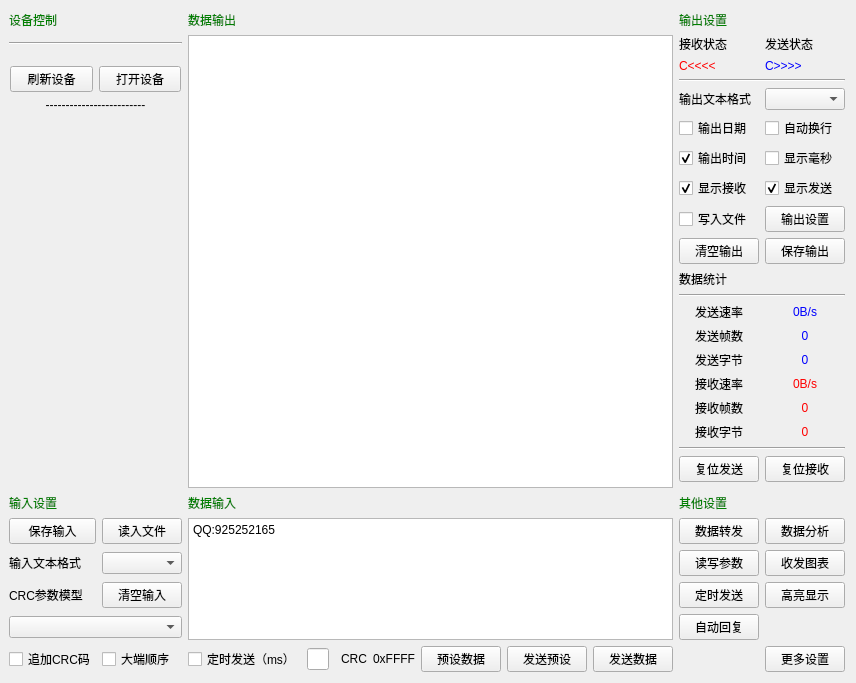
Qt form Src/DebugPage/BaseDebugPage/SAKDebugPage.ui (x-tools-author/x-tools) before a commit.
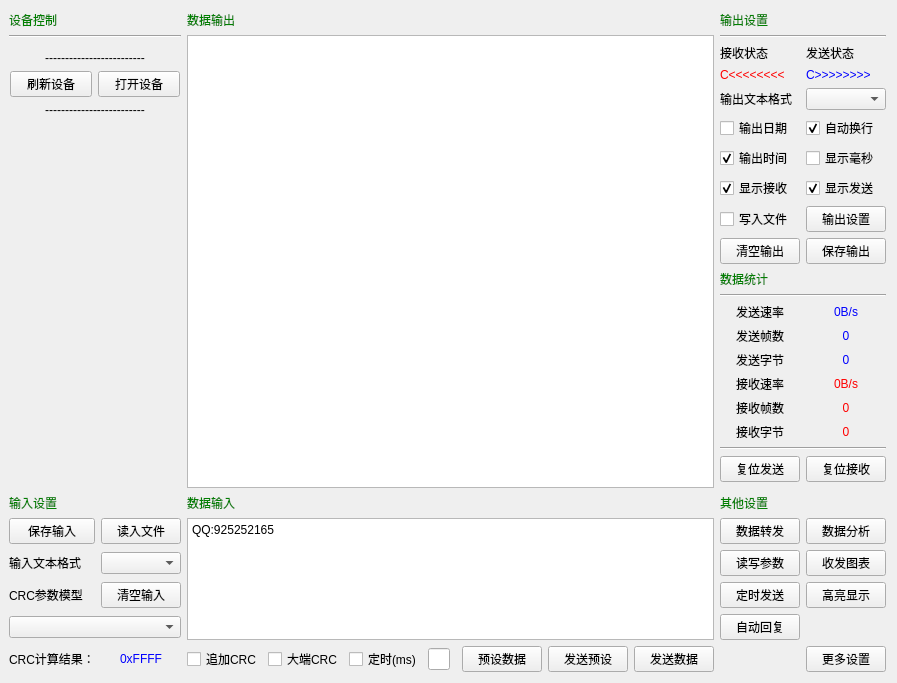
The same form after that commit.

Patch:
```diff
--- a/Src/DebugPage/BaseDebugPage/SAKDebugPage.ui
+++ b/Src/DebugPage/BaseDebugPage/SAKDebugPage.ui
@@ -6,7 +6,7 @@
    <rect>
     <x>0</x>
     <y>0</y>
-    <width>811</width>
+    <width>852</width>
     <height>569</height>
    </rect>
   </property>
@@ -17,18 +17,14 @@
    <property name="leftMargin">
     <number>9</number>
    </property>
-   <item row="27" column="1">
-    <widget class="QCheckBox" name="bigeEndianCheckBox">
-     <property name="text">
-      <string>大端顺序</string>
-     </property>
-    </widget>
-   </item>
    <item row="5" column="12" colspan="2">
     <widget class="QCheckBox" name="autoWrapCheckBox">
      <property name="text">
       <string>自动换行</string>
      </property>
+     <property name="checked">
+      <bool>true</bool>
+     </property>
     </widget>
    </item>
    <item row="23" column="12" colspan="2">
@@ -111,17 +107,7 @@
       <property name="bottomMargin">
        <number>1</number>
       </property>
-      <item row="0" column="0" colspan="2">
-       <widget class="QFrame" name="deviceSettingFrame">
-        <property name="frameShape">
-         <enum>QFrame::StyledPanel</enum>
-        </property>
-        <property name="frameShadow">
-         <enum>QFrame::Raised</enum>
-        </property>
-       </widget>
-      </item>
-      <item row="3" column="0">
+      <item row="4" column="0">
        <spacer name="verticalSpacer_2">
         <property name="orientation">
          <enum>Qt::Vertical</enum>
@@ -134,7 +120,17 @@
         </property>
        </spacer>
       </item>
-      <item row="2" column="0" colspan="2">
+      <item row="0" column="0" colspan="2">
+       <widget class="QFrame" name="deviceSettingFrame">
+        <property name="frameShape">
+         <enum>QFrame::StyledPanel</enum>
+        </property>
+        <property name="frameShadow">
+         <enum>QFrame::Raised</enum>
+        </property>
+       </widget>
+      </item>
+      <item row="3" column="0" colspan="2">
        <widget class="QLabel" name="label_7">
         <property name="text">
          <string>-------------------------</string>
@@ -144,20 +140,30 @@
         </property>
        </widget>
       </item>
-      <item row="1" column="1">
+      <item row="2" column="1">
        <widget class="QPushButton" name="switchPushButton">
         <property name="text">
          <string>打开设备</string>
         </property>
        </widget>
       </item>
-      <item row="1" column="0">
+      <item row="2" column="0">
        <widget class="QPushButton" name="refreshPushButton">
         <property name="text">
          <string>刷新设备</string>
         </property>
        </widget>
       </item>
+      <item row="1" column="0" colspan="2">
+       <widget class="QLabel" name="label_8">
+        <property name="text">
+         <string>-------------------------</string>
+        </property>
+        <property name="alignment">
+         <set>Qt::AlignCenter</set>
+        </property>
+       </widget>
+      </item>
      </layout>
     </widget>
    </item>
@@ -168,16 +174,6 @@
      </property>
     </widget>
    </item>
-   <item row="1" column="12" colspan="2">
-    <widget class="QLabel" name="label_6">
-     <property name="text">
-      <string>发送状态</string>
-     </property>
-     <property name="alignment">
-      <set>Qt::AlignLeading|Qt::AlignLeft|Qt::AlignVCenter</set>
-     </property>
-    </widget>
-   </item>
    <item row="21" column="3" colspan="7">
     <widget class="QLabel" name="infoLabel">
      <property name="text">
@@ -185,19 +181,6 @@
      </property>
     </widget>
    </item>
-   <item row="27" column="4">
-    <spacer name="horizontalSpacer">
-     <property name="orientation">
-      <enum>Qt::Horizontal</enum>
-     </property>
-     <property name="sizeHint" stdset="0">
-      <size>
-       <width>40</width>
-       <height>20</height>
-      </size>
-     </property>
-    </spacer>
-   </item>
    <item row="27" column="9">
     <widget class="QPushButton" name="sendPushButton">
      <property name="text">
@@ -295,16 +278,6 @@
      </property>
     </widget>
    </item>
-   <item row="27" column="3">
-    <widget class="QLineEdit" name="cycleTimeLineEdit">
-     <property name="sizePolicy">
-      <sizepolicy hsizetype="Preferred" vsizetype="Fixed">
-       <horstretch>0</horstretch>
-       <verstretch>0</verstretch>
-      </sizepolicy>
-     </property>
-    </widget>
-   </item>
    <item row="11" column="10" colspan="4">
     <widget class="Line" name="line_4">
      <property name="orientation">
@@ -312,21 +285,6 @@
      </property>
     </widget>
    </item>
-   <item row="2" column="12" colspan="2">
-    <widget class="QLabel" name="txLabel">
-     <property name="styleSheet">
-      <string notr="true">QLabel{
-    color:blue
-}</string>
-     </property>
-     <property name="text">
-      <string>C&gt;&gt;&gt;&gt;</string>
-     </property>
-     <property name="alignment">
-      <set>Qt::AlignLeading|Qt::AlignLeft|Qt::AlignVCenter</set>
-     </property>
-    </widget>
-   </item>
    <item row="0" column="0">
     <widget class="QLabel" name="label_4">
      <property name="styleSheet">
@@ -349,20 +307,6 @@
      </property>
     </widget>
    </item>
-   <item row="27" column="0">
-    <widget class="QCheckBox" name="addCRCCheckBox">
-     <property name="text">
-      <string>追加CRC码</string>
-     </property>
-    </widget>
-   </item>
-   <item row="27" column="5">
-    <widget class="QLabel" name="label_24">
-     <property name="text">
-      <string>CRC</string>
-     </property>
-    </widget>
-   </item>
    <item row="23" column="2" rowspan="4" colspan="8">
     <widget class="QTextEdit" name="inputTextEdit">
      <property name="html">
@@ -492,33 +436,6 @@
      </property>
     </widget>
    </item>
-   <item row="3" column="10" colspan="4">
-    <widget class="Line" name="line_2">
-     <property name="orientation">
-      <enum>Qt::Horizontal</enum>
-     </property>
-    </widget>
-   </item>
-   <item row="27" column="2">
-    <widget class="QCheckBox" name="cycleEnableCheckBox">
-     <property name="toolTip">
-      <string/>
-     </property>
-     <property name="statusTip">
-      <string>wewew</string>
-     </property>
-     <property name="text">
-      <string>定时发送（ms）</string>
-     </property>
-    </widget>
-   </item>
-   <item row="27" column="6">
-    <widget class="QLabel" name="crcLabel">
-     <property name="text">
-      <string>0xFFFF</string>
-     </property>
-    </widget>
-   </item>
    <item row="1" column="2" rowspan="20" colspan="8">
     <widget class="QTextBrowser" name="outputTextBroswer"/>
    </item>
@@ -558,50 +475,18 @@
      </property>
     </widget>
    </item>
-   <item row="1" column="10" colspan="2">
-    <widget class="QLabel" name="label">
-     <property name="sizePolicy">
-      <sizepolicy hsizetype="Ignored" vsizetype="Preferred">
-       <horstretch>0</horstretch>
-       <verstretch>0</verstretch>
-      </sizepolicy>
-     </property>
-     <property name="text">
-      <string>接收状态</string>
-     </property>
-     <property name="alignment">
-      <set>Qt::AlignLeading|Qt::AlignLeft|Qt::AlignVCenter</set>
-     </property>
-    </widget>
-   </item>
    <item row="10" column="10" colspan="4">
     <widget class="QLabel" name="label_10">
+     <property name="styleSheet">
+      <string notr="true">QLabel{
+    color:green
+}</string>
+     </property>
      <property name="text">
       <string>数据统计</string>
      </property>
     </widget>
    </item>
-   <item row="2" column="10" colspan="2">
-    <widget class="QLabel" name="rxLabel">
-     <property name="sizePolicy">
-      <sizepolicy hsizetype="Preferred" vsizetype="Preferred">
-       <horstretch>0</horstretch>
-       <verstretch>0</verstretch>
-      </sizepolicy>
-     </property>
-     <property name="styleSheet">
-      <string notr="true">QLabel{
-    color:red
-}</string>
-     </property>
-     <property name="text">
-      <string>C&lt;&lt;&lt;&lt;</string>
-     </property>
-     <property name="alignment">
-      <set>Qt::AlignLeading|Qt::AlignLeft|Qt::AlignVCenter</set>
-     </property>
-    </widget>
-   </item>
    <item row="18" column="10" colspan="4">
     <widget class="Line" name="line">
      <property name="orientation">
@@ -744,6 +629,147 @@
      </property>
     </widget>
    </item>
+   <item row="27" column="6">
+    <spacer name="horizontalSpacer">
+     <property name="orientation">
+      <enum>Qt::Horizontal</enum>
+     </property>
+     <property name="sizeHint" stdset="0">
+      <size>
+       <width>40</width>
+       <height>20</height>
+      </size>
+     </property>
+    </spacer>
+   </item>
+   <item row="27" column="4">
+    <widget class="QCheckBox" name="cycleEnableCheckBox">
+     <property name="toolTip">
+      <string/>
+     </property>
+     <property name="statusTip">
+      <string>wewew</string>
+     </property>
+     <property name="text">
+      <string>定时(ms)</string>
+     </property>
+    </widget>
+   </item>
+   <item row="27" column="5">
+    <widget class="QLineEdit" name="cycleTimeLineEdit">
+     <property name="sizePolicy">
+      <sizepolicy hsizetype="Preferred" vsizetype="Fixed">
+       <horstretch>0</horstretch>
+       <verstretch>0</verstretch>
+      </sizepolicy>
+     </property>
+    </widget>
+   </item>
+   <item row="27" column="0">
+    <widget class="QLabel" name="label_24">
+     <property name="text">
+      <string>CRC计算结果：</string>
+     </property>
+    </widget>
+   </item>
+   <item row="27" column="1">
+    <widget class="QLabel" name="crcLabel">
+     <property name="styleSheet">
+      <string notr="true">QLabel{
+    color:blue
+}</string>
+     </property>
+     <property name="text">
+      <string>0xFFFF</string>
+     </property>
+     <property name="alignment">
+      <set>Qt::AlignCenter</set>
+     </property>
+    </widget>
+   </item>
+   <item row="27" column="2">
+    <widget class="QCheckBox" name="addCRCCheckBox">
+     <property name="text">
+      <string>追加CRC</string>
+     </property>
+    </widget>
+   </item>
+   <item row="27" column="3">
+    <widget class="QCheckBox" name="bigeEndianCheckBox">
+     <property name="text">
+      <string>大端CRC</string>
+     </property>
+    </widget>
+   </item>
+   <item row="2" column="10" colspan="2">
+    <widget class="QLabel" name="label">
+     <property name="sizePolicy">
+      <sizepolicy hsizetype="Ignored" vsizetype="Preferred">
+       <horstretch>0</horstretch>
+       <verstretch>0</verstretch>
+      </sizepolicy>
+     </property>
+     <property name="text">
+      <string>接收状态</string>
+     </property>
+     <property name="alignment">
+      <set>Qt::AlignLeading|Qt::AlignLeft|Qt::AlignVCenter</set>
+     </property>
+    </widget>
+   </item>
+   <item row="3" column="10" colspan="2">
+    <widget class="QLabel" name="rxLabel">
+     <property name="sizePolicy">
+      <sizepolicy hsizetype="Preferred" vsizetype="Preferred">
+       <horstretch>0</horstretch>
+       <verstretch>0</verstretch>
+      </sizepolicy>
+     </property>
+     <property name="styleSheet">
+      <string notr="true">QLabel{
+    color:red
+}</string>
+     </property>
+     <property name="text">
+      <string>C&lt;&lt;&lt;&lt;&lt;&lt;&lt;&lt;</string>
+     </property>
+     <property name="alignment">
+      <set>Qt::AlignLeading|Qt::AlignLeft|Qt::AlignVCenter</set>
+     </property>
+    </widget>
+   </item>
+   <item row="3" column="12" colspan="2">
+    <widget class="QLabel" name="txLabel">
+     <property name="styleSheet">
+      <string notr="true">QLabel{
+    color:blue
+}</string>
+     </property>
+     <property name="text">
+      <string>C&gt;&gt;&gt;&gt;&gt;&gt;&gt;&gt;</string>
+     </property>
+     <property name="alignment">
+      <set>Qt::AlignLeading|Qt::AlignLeft|Qt::AlignVCenter</set>
+     </property>
+    </widget>
+   </item>
+   <item row="2" column="12" colspan="2">
+    <widget class="QLabel" name="label_6">
+     <property name="text">
+      <string>发送状态</string>
+     </property>
+     <property name="alignment">
+      <set>Qt::AlignLeading|Qt::AlignLeft|Qt::AlignVCenter</set>
+     </property>
+    </widget>
+   </item>
+   <item row="1" column="10" colspan="4">
+    <widget class="Line" name="line_2">
+     <property name="orientation">
+      <enum>Qt::Horizontal</enum>
+     </property>
+    </widget>
+   </item>
   </layout>
  </widget>
  <resources/>
```
